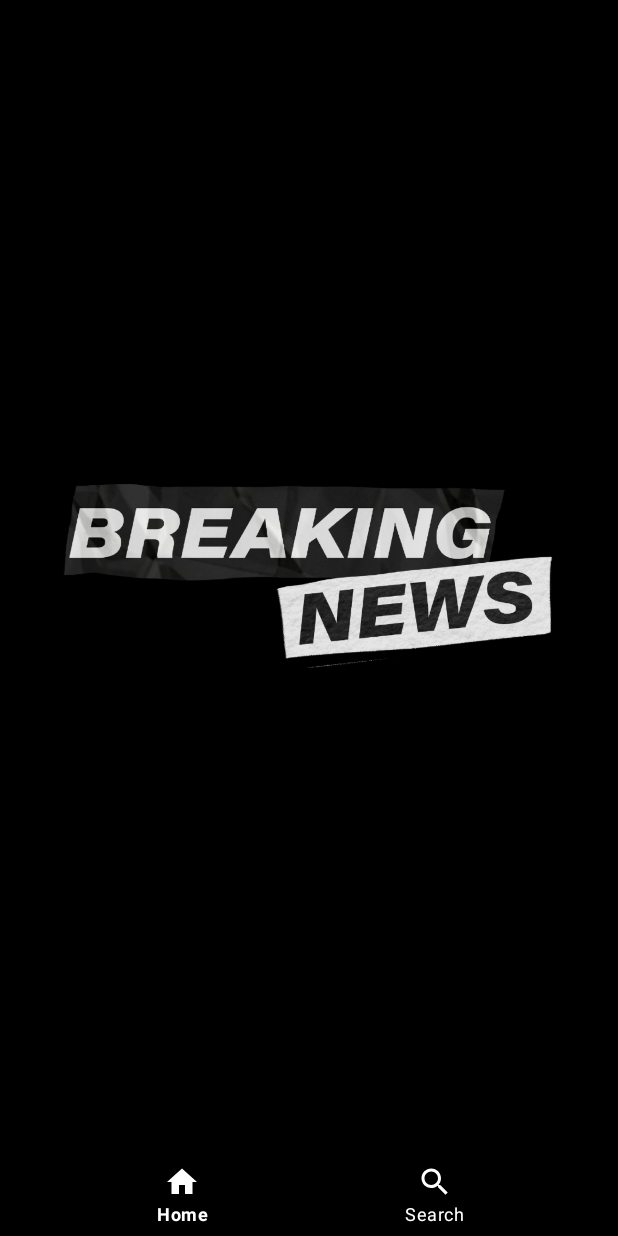
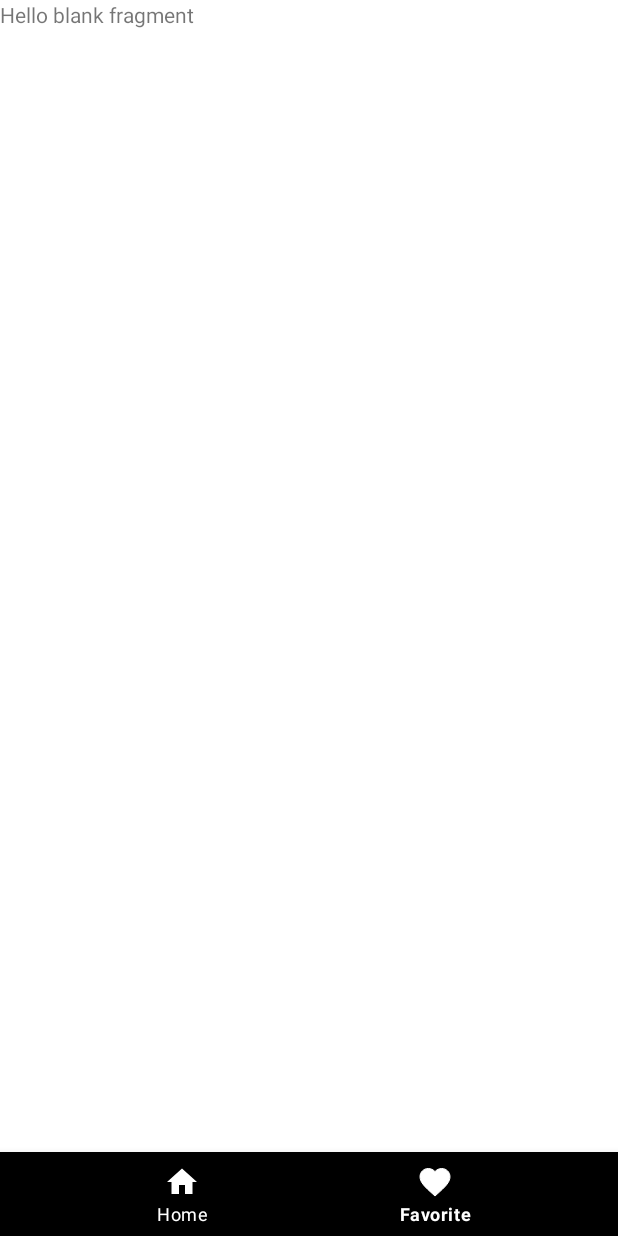
Before and after one commit to WesleyVilaNova/Breaking-News, an Android app: the screen it shows after launch (MainActivity), item 2 of the bottom bar chosen, on a phone screen of 412 x 824 dp. Run offline under Robolectric (Android 15) with nearby library versions, the phone set to English and light mode, and no system bars; our stand-ins replace navigation-ui.

Commit message:
implementing logic ViewBinding

```diff
--- a/app/src/main/AndroidManifest.xml
+++ b/app/src/main/AndroidManifest.xml
@@ -11,6 +11,9 @@
         android:theme="@style/Theme.NewsInformed">
         <activity
             android:name=".MainActivity"
+            android:exported="false" />
+        <activity
+            android:name=".SplashActivity"
             android:exported="true">
             <intent-filter>
                 <action android:name="android.intent.action.MAIN" />
--- /dev/null
+++ b/app/src/main/java/com/example/newsinformed/FavoriteFragment.kt
@@ -0,0 +1,15 @@
+package com.example.newsinformed
+
+import android.os.Bundle
+import android.view.View
+import androidx.fragment.app.Fragment
+import com.example.newsinformed.databinding.FragmentFavoriteBinding
+
+class FavoriteFragment : Fragment(R.layout.fragment_favorite) {
+
+    private lateinit var binding: FragmentFavoriteBinding
+
+    override fun onViewCreated(view: View, savedInstanceState: Bundle?) {
+        binding = FragmentFavoriteBinding.bind(view)
+    }
+}
--- /dev/null
+++ b/app/src/main/java/com/example/newsinformed/HomeNewsFragment.kt
@@ -0,0 +1,15 @@
+package com.example.newsinformed
+
+import android.os.Bundle
+import android.view.View
+import androidx.fragment.app.Fragment
+import com.example.newsinformed.databinding.FragmentHomeListNewsBinding
+
+class HomeNewsFragment : Fragment(R.layout.fragment_home_list_news) {
+
+    private lateinit var binding: FragmentHomeListNewsBinding
+
+    override fun onViewCreated(view: View, savedInstanceState: Bundle?) {
+        binding = FragmentHomeListNewsBinding.bind(view)
+    }
+}
--- a/app/src/main/java/com/example/newsinformed/MainActivity.kt
+++ b/app/src/main/java/com/example/newsinformed/MainActivity.kt
@@ -11,21 +11,16 @@ class MainActivity : AppCompatActivity() {
     private lateinit var binding: ActivityMainBinding
     private lateinit var navHostFragment: NavHostFragment
 
-    /* private val binding: ActivityMainBinding by lazy {
-         ActivityMainBinding.inflate(layoutInflater)
-     }*/
-
-    /*private val navHostFragment: NavHostFragment by lazy {
-        supportFragmentManager.findFragmentById(R.id.fragmentContainerView) as NavHostFragment
-    }*/
-
     override fun onCreate(savedInstanceState: Bundle?) {
         super.onCreate(savedInstanceState)
         binding = ActivityMainBinding.inflate(layoutInflater)
         setContentView(binding.root)
 
+        setupContainerFragments()
+    }
+
+    private fun setupContainerFragments() {
         navHostFragment = supportFragmentManager.findFragmentById(R.id.fragmentContainerView) as NavHostFragment
-
         val navController = navHostFragment.navController
         binding.bottomNavigationView.apply { setupWithNavController(navController) }
     }
--- /dev/null
+++ b/app/src/main/java/com/example/newsinformed/SplashActivity.kt
@@ -0,0 +1,28 @@
+package com.example.newsinformed
+
+import android.annotation.SuppressLint
+import android.content.Intent
+import android.os.Bundle
+import android.os.Handler
+import android.os.Looper
+import androidx.appcompat.app.AppCompatActivity
+import androidx.core.os.postDelayed
+
+@SuppressLint("CustomSplashScreen")
+class SplashActivity : AppCompatActivity() {
+
+    override fun onCreate(savedInstanceState: Bundle?) {
+        super.onCreate(savedInstanceState)
+        setContentView(R.layout.activity_splash)
+
+        splashScreenActivity()
+    }
+
+    private fun splashScreenActivity() {
+        Handler(Looper.getMainLooper()).postDelayed(2000, 2000) {
+            val intent = Intent(this, MainActivity::class.java)
+            intent.flags = Intent.FLAG_ACTIVITY_CLEAR_TASK or Intent.FLAG_ACTIVITY_NEW_TASK
+            startActivity(intent)
+        }
+    }
+}
--- a/app/src/main/java/com/example/newsinformed/SplashFragment.kt
+++ /dev/null
@@ -1,29 +0,0 @@
-package com.example.newsinformed
-
-import android.os.Bundle
-import android.view.LayoutInflater
-import android.view.View
-import android.view.ViewGroup
-import androidx.fragment.app.Fragment
-import com.example.newsinformed.databinding.FragmentSplashBinding
-
-class SplashFragment : Fragment() {
-
-    private var _binding: FragmentSplashBinding? = null
-    private val binding: FragmentSplashBinding get() = _binding!!
-
-    override fun onCreateView(
-        inflater: LayoutInflater,
-        container: ViewGroup?,
-        savedInstanceState: Bundle?
-    ): View? {
-        // Inflate the layout for this fragment
-         _binding = FragmentSplashBinding.inflate(inflater,container,false)
-        return binding.root
-    }
-
-    override fun onDestroyView() {
-        super.onDestroyView()
-        _binding = null
-    }
-}
--- a/app/src/main/res/drawable/bg_search.xml
+++ b/app/src/main/res/drawable/bg_search.xml
@@ -2,7 +2,7 @@
 <shape xmlns:android="http://schemas.android.com/apk/res/android"
     android:shape="rectangle">
 
-    <solid android:color="#80AAAAAA" />
-    <corners android:radius="10dp" />
+    <solid android:color="#1AAAAAAA" />
+    <corners android:radius="8dp" />
 
 </shape>
--- a/app/src/main/res/drawable/ic_search.xml
+++ /dev/null
@@ -1,9 +0,0 @@
-<vector xmlns:android="http://schemas.android.com/apk/res/android"
-    android:width="24dp"
-    android:height="24dp"
-    android:viewportWidth="24"
-    android:viewportHeight="24">
-  <path
-      android:fillColor="@android:color/white"
-      android:pathData="M15.5,14h-0.79l-0.28,-0.27C15.41,12.59 16,11.11 16,9.5 16,5.91 13.09,3 9.5,3S3,5.91 3,9.5 5.91,16 9.5,16c1.61,0 3.09,-0.59 4.23,-1.57l0.27,0.28v0.79l5,4.99L20.49,19l-4.99,-5zM9.5,14C7.01,14 5,11.99 5,9.5S7.01,5 9.5,5 14,7.01 14,9.5 11.99,14 9.5,14z"/>
-</vector>
--- a/app/src/main/res/layout/fragment_splash.xml
+++ b/app/src/main/res/layout/activity_splash.xml
@@ -5,13 +5,13 @@
     android:layout_width="match_parent"
     android:layout_height="match_parent"
     android:background="@color/black"
-    tools:context=".SplashFragment">
-
+    tools:context=".SplashActivity">
 
     <ImageView
         android:id="@+id/imageView"
         android:layout_width="0dp"
         android:layout_height="0dp"
+        android:scaleType="centerCrop"
         android:src="@drawable/splash_logo"
         app:layout_constraintBottom_toBottomOf="parent"
         app:layout_constraintEnd_toEndOf="parent"
--- /dev/null
+++ b/app/src/main/res/layout/fragment_favorite.xml
@@ -0,0 +1,15 @@
+<?xml version="1.0" encoding="utf-8"?>
+<FrameLayout xmlns:android="http://schemas.android.com/apk/res/android"
+    xmlns:tools="http://schemas.android.com/tools"
+    android:layout_width="match_parent"
+    android:layout_height="match_parent"
+    tools:context=".FavoriteFragment">
+
+    <!-- TODO: Update blank fragment layout -->
+    <TextView
+        android:id="@+id/textFavorite"
+        android:layout_width="match_parent"
+        android:layout_height="match_parent"
+        android:text="@string/hello_blank_fragment" />
+
+</FrameLayout>
--- a/app/src/main/res/menu/menu_bottom.xml
+++ b/app/src/main/res/menu/menu_bottom.xml
@@ -1,18 +1,17 @@
 <?xml version="1.0" encoding="utf-8"?>
 <menu xmlns:android="http://schemas.android.com/apk/res/android">
 
-
     <item
-        android:id="@+id/homeListNewsFragment"
+        android:id="@+id/homeNewsFragment"
         android:icon="@drawable/ic_home"
         android:title="Home">
 
     </item>
 
     <item
-        android:id="@+id/btn_search_bottom_navigation"
-        android:icon="@drawable/ic_search"
-        android:title="Search">
+        android:id="@+id/favoriteFragment"
+        android:icon="@drawable/ic_favorite"
+        android:title="Favorite">
 
     </item>
 
--- a/app/src/main/res/navigation/navigation_graph.xml
+++ b/app/src/main/res/navigation/navigation_graph.xml
@@ -3,21 +3,25 @@
     xmlns:app="http://schemas.android.com/apk/res-auto"
     xmlns:tools="http://schemas.android.com/tools"
     android:id="@+id/navigation_graph"
-    app:startDestination="@id/splashFragment">
+    app:startDestination="@id/homeNewsFragment">
+
 
     <fragment
-        android:id="@+id/splashFragment"
-        android:name="com.example.newsinformed.SplashFragment"
-        android:label="fragment_splash"
-        tools:layout="@layout/fragment_splash" >
+        android:id="@+id/homeNewsFragment"
+        android:name="com.example.newsinformed.HomeNewsFragment"
+        android:label="HomeNewsFragment"
+        tools:layout="@layout/fragment_home_list_news">
         <action
-            android:id="@+id/action_splashFragment_to_homeListNewsFragment"
-            app:destination="@id/homeListNewsFragment" />
+            android:id="@+id/action_homeNewsFragment_to_favoriteFragment"
+            app:destination="@id/favoriteFragment" />
     </fragment>
     <fragment
-        android:id="@+id/homeListNewsFragment"
-        android:name="com.example.newsinformed.HomeListNewsFragment"
-        android:label="fragment_home_list_news"
-        tools:layout="@layout/fragment_home_list_news" />
-
+        android:id="@+id/favoriteFragment"
+        android:name="com.example.newsinformed.FavoriteFragment"
+        android:label="fragment_favorite"
+        tools:layout="@layout/fragment_favorite" >
+        <action
+            android:id="@+id/action_favoriteFragment_to_homeNewsFragment"
+            app:destination="@id/homeNewsFragment" />
+    </fragment>
 </navigation>
--- a/app/src/main/res/values/strings.xml
+++ b/app/src/main/res/values/strings.xml
@@ -1,5 +1,5 @@
 <resources>
-    <string name="app_name">NewsInformed</string>
+    <string name="app_name">Breaking News</string>
     <!-- TODO: Remove or change this placeholder text -->
     <string name="hello_blank_fragment">Hello blank fragment</string>
 </resources>
--- a/app/src/main/res/values/themes.xml
+++ b/app/src/main/res/values/themes.xml
@@ -16,10 +16,10 @@
     </style>
 
     <style name="SearchViewStyle" parent="Widget.AppCompat.SearchView">
-        <item name="searchHintIcon"> @color/black </item>
-        <item name="searchViewStyle"> @color/black </item>
+        <item name="searchViewStyle">@color/black</item>
+        <item name="android:background">@drawable/bg_search</item>
         <item name="android:textColor">@color/black</item>
-        <item name="android:editTextColor">@color/white</item>
+        <item name="android:editTextColor">@color/black</item>
         <item name="android:textColorHint">@color/black</item>
     </style>
 
```
Also changed, not shown: app/src/main/java/com/example/newsinformed/HomeListNewsFragment.kt (deleted, +0 -59 lines), app/src/main/res/layout/fragment_home_list_news.xml (+4 -6 lines).
